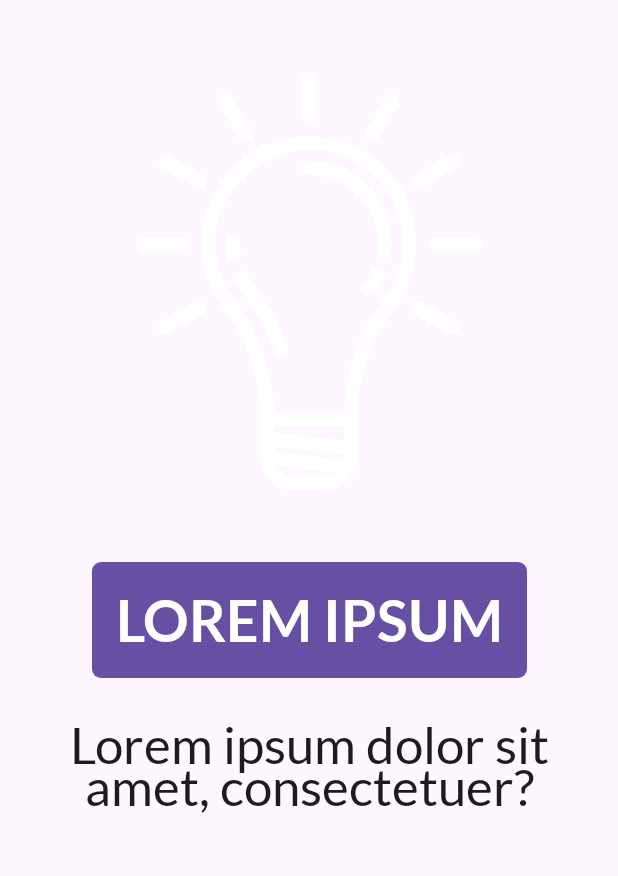
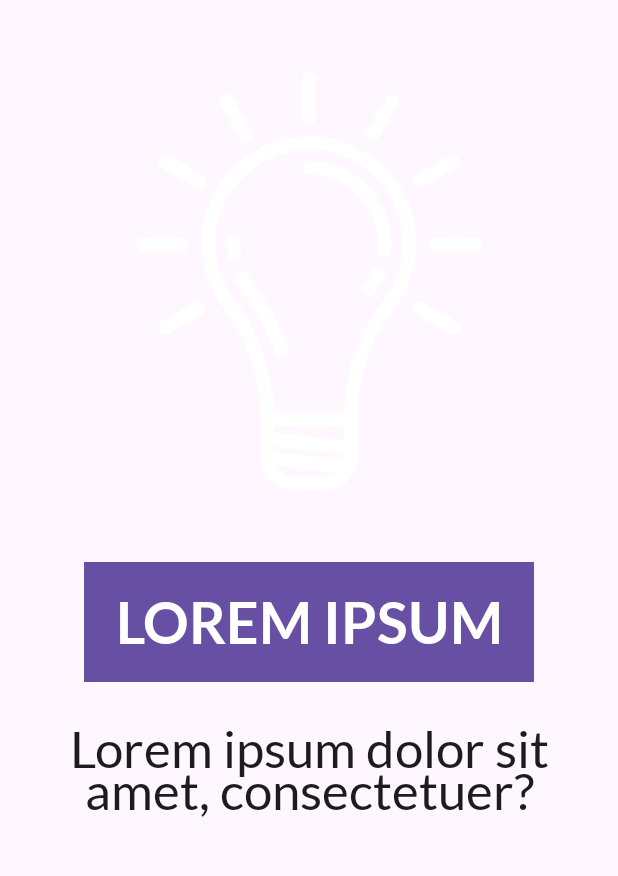
Before and after one commit to GouravShDev/smart_home_app, an Android app built with Jetpack Compose: the screen it shows after launch (MainActivity), on a phone screen of 412 x 824 dp, the part 182-1058 px from its top. Run offline under Robolectric (Android 15) with nearby library versions, the phone set to English and light mode, and no system bars; libraries missing offline, so code that uses them is left out: coil.decode; 1 statement that could not run was skipped.

```diff
--- a/src/app/build.gradle.kts
+++ b/src/app/build.gradle.kts
@@ -59,6 +59,7 @@ dependencies {
     implementation("androidx.compose.ui:ui-graphics")
     implementation("androidx.compose.ui:ui-tooling-preview")
     implementation("androidx.compose.material3:material3")
+    implementation("androidx.navigation:navigation-runtime-ktx:2.7.6")
     testImplementation("junit:junit:4.13.2")
     androidTestImplementation("androidx.test.ext:junit:1.1.5")
     androidTestImplementation("androidx.test.espresso:espresso-core:3.5.1")
@@ -68,4 +69,5 @@ dependencies {
     debugImplementation("androidx.compose.ui:ui-test-manifest")
     implementation("io.coil-kt:coil-compose:2.2.2")
     implementation("io.coil-kt:coil-svg:2.2.2")
+    implementation("androidx.navigation:navigation-compose:2.7.6")
 }
--- a/src/app/src/main/java/com/gouravsh/smarthomeapp/screens/IntroScreen.kt
+++ b/src/app/src/main/java/com/gouravsh/smarthomeapp/screens/IntroScreen.kt
@@ -8,13 +8,13 @@ import androidx.compose.foundation.layout.height
 import androidx.compose.foundation.layout.padding
 import androidx.compose.material3.ExperimentalMaterial3Api
 import androidx.compose.material3.MaterialTheme
-import androidx.compose.material3.Scaffold
 import androidx.compose.material3.Text
 import androidx.compose.runtime.Composable
 import androidx.compose.ui.Alignment
 import androidx.compose.ui.Modifier
 import androidx.compose.ui.graphics.ColorFilter
 import androidx.compose.ui.platform.LocalContext
+import androidx.compose.ui.res.stringResource
 import androidx.compose.ui.text.style.TextAlign
 import androidx.compose.ui.tooling.preview.Preview
 import androidx.compose.ui.unit.dp
@@ -23,6 +23,15 @@ import coil.compose.rememberAsyncImagePainter
 import coil.decode.SvgDecoder
 import com.gouravsh.smarthomeapp.R
 import com.gouravsh.smarthomeapp.ui.common.PrimaryButton
+import com.gouravsh.smarthomeapp.ui.navigation.NavigationDestination
+
+object IntroDestination : NavigationDestination {
+    override val route: String
+        get() = "intro"
+    override val titleRes: Int
+        get() = R.string.intro_title
+
+}
 
 @OptIn(ExperimentalMaterial3Api::class)
 @Preview(showBackground = true)
@@ -34,13 +43,11 @@ fun IntroScreen() {
         }
         .build()
 
-    Scaffold(
-        containerColor = MaterialTheme.colorScheme.surface
-    ) {
+
+    Column {
         Box(
             Modifier
-                .padding(32.dp)
-                .padding(bottom = it.calculateBottomPadding())
+                .padding(32.dp),
         ) {
             Column(
                 Modifier.fillMaxWidth(),
@@ -49,7 +56,7 @@ fun IntroScreen() {
                 Box(modifier = Modifier.height(height = 32.dp))
 
                 Text(
-                    text = "SMART HOME",
+                    text = stringResource(id = IntroDestination.titleRes),
                     style = MaterialTheme.typography.displayLarge,
 
                     )
@@ -75,6 +82,4 @@ fun IntroScreen() {
             }
         }
     }
-
-
 }
--- a/src/app/src/main/java/com/gouravsh/smarthomeapp/ui/common/PrimaryButton.kt
+++ b/src/app/src/main/java/com/gouravsh/smarthomeapp/ui/common/PrimaryButton.kt
@@ -1,17 +1,16 @@
 package com.gouravsh.smarthomeapp.ui.common
 
-import androidx.compose.foundation.background
-import androidx.compose.foundation.clickable
-import androidx.compose.foundation.layout.Box
-import androidx.compose.foundation.layout.defaultMinSize
-import androidx.compose.foundation.layout.padding
+import androidx.compose.foundation.BorderStroke
+import androidx.compose.foundation.layout.height
+import androidx.compose.foundation.layout.width
+import androidx.compose.material3.ButtonDefaults
 import androidx.compose.material3.MaterialTheme
 import androidx.compose.material3.Text
+import androidx.compose.material3.TextButton
 import androidx.compose.runtime.Composable
-import androidx.compose.ui.Alignment
 import androidx.compose.ui.Modifier
-import androidx.compose.ui.draw.clip
 import androidx.compose.ui.graphics.Color
+import androidx.compose.ui.graphics.RectangleShape
 import androidx.compose.ui.text.TextStyle
 import androidx.compose.ui.unit.dp
 
@@ -20,23 +19,20 @@ fun PrimaryButton(
     text: String,
     textColor: Color = MaterialTheme.colorScheme.onPrimary,
     textStyle: TextStyle = MaterialTheme.typography.displayMedium,
-    onClick: () -> Unit,
+    onClick: () -> Unit = {},
 ) {
-    Box(
-        modifier = Modifier.run {
-            defaultMinSize(200.dp)
-                .clip(MaterialTheme.shapes.medium)
-                .background(MaterialTheme.colorScheme.primary)
-                .clickable(onClick = onClick)
-        }
+    TextButton(
+        onClick = onClick,
+        modifier = Modifier
+            .height(80.dp)
+            .width(300.dp),
+        shape = RectangleShape,
+        colors = ButtonDefaults.buttonColors(containerColor = MaterialTheme.colorScheme.primary)
     ) {
         Text(
             text = text,
             color = textColor,
-            style = textStyle,
-            modifier = Modifier
-                .padding(all = 16.dp)
-                .align(Alignment.Center)
+            style = textStyle
         )
     }
 }
--- a/src/app/src/main/java/com/gouravsh/smarthomeapp/ui/theme/Shapes.kt
+++ b/src/app/src/main/java/com/gouravsh/smarthomeapp/ui/theme/Shapes.kt
@@ -5,7 +5,7 @@ import androidx.compose.material3.Shapes
 import androidx.compose.ui.unit.dp
 
 val Shape = Shapes(
-    small = RoundedCornerShape(4.dp),
+    small = RoundedCornerShape(0.dp),
     medium = RoundedCornerShape(6 .dp),
     large = RoundedCornerShape(8.dp),
 )
--- a/src/app/src/main/res/values/strings.xml
+++ b/src/app/src/main/res/values/strings.xml
@@ -1,3 +1,4 @@
 <resources>
     <string name="app_name">Smart Home App</string>
+    <string name="intro_title">SMART HOME</string>
 </resources>
```
